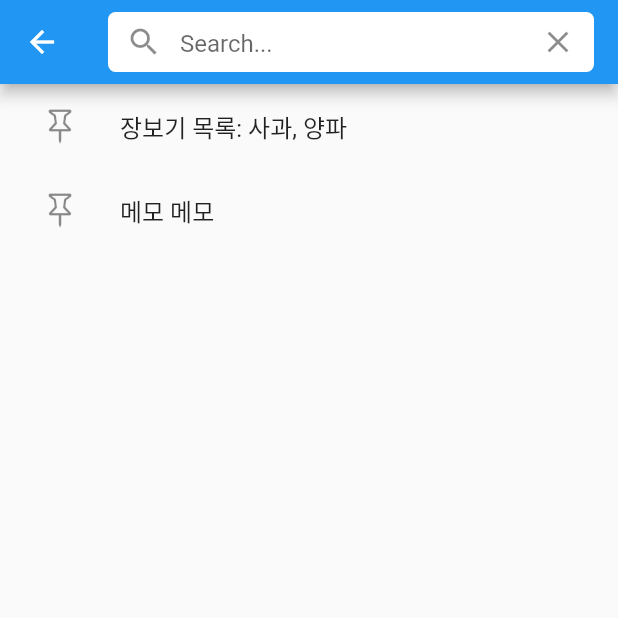
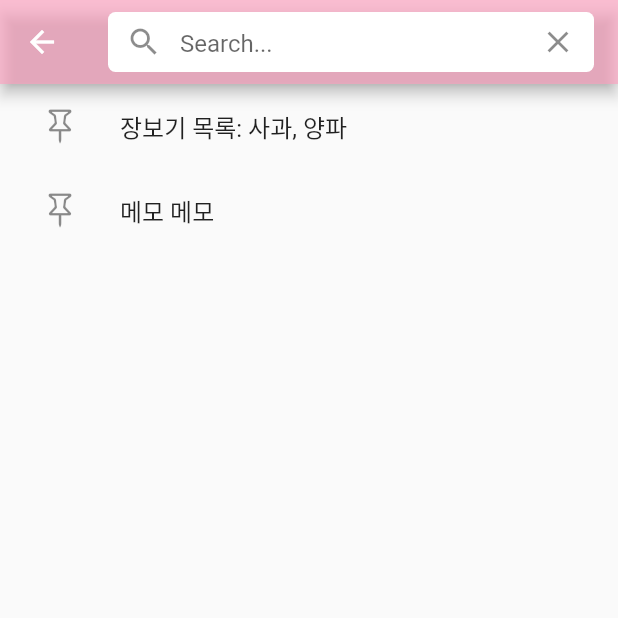
Before and after one commit to hdaisywd/wondu_studyplanner, a Flutter app: the SearchTask screen opened directly, on a phone screen of 412 x 824 dp, the top half of it. Run offline on Flutter 3.47's test engine with Material 2 defaults, Android fonts, the phone set to English and light mode, and no system bars; our stand-ins replace shared_preferences; accounts and stored records are empty.

Commit message:
검색창 appbar 배경 색상 변경

```diff
--- a/lib/search_task.dart
+++ b/lib/search_task.dart
@@ -24,6 +24,7 @@ class _SearchTaskState extends State<SearchTask> {
 
         return Scaffold(
           appBar: AppBar(
+            backgroundColor: Color.fromARGB(159, 255, 158, 190),
             title: Container(
               width: double.infinity,
               height: 40,
```
